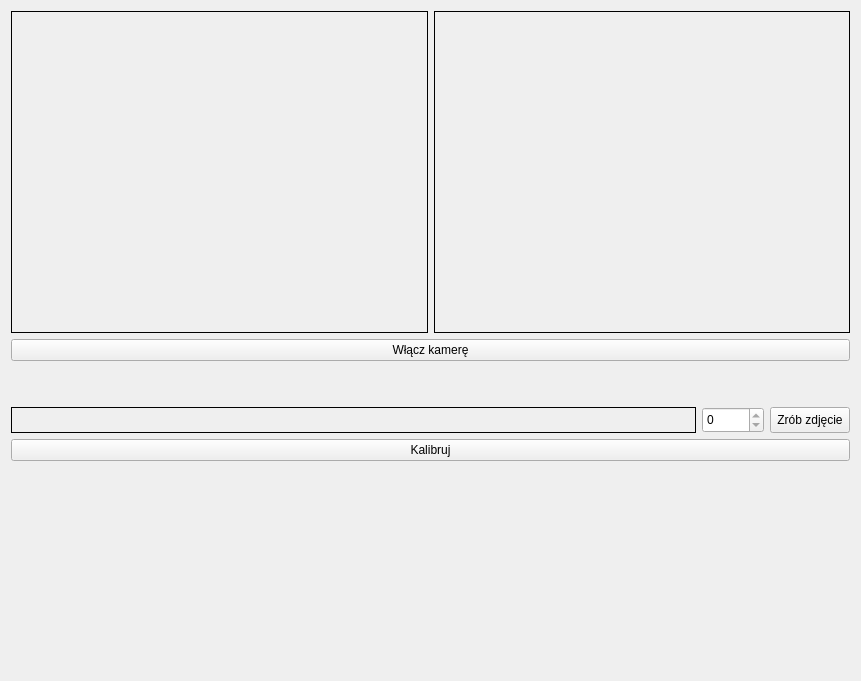
Qt form StereoVision/widgetcalibration.ui (dzikipasterz/StareoVision) before a commit.
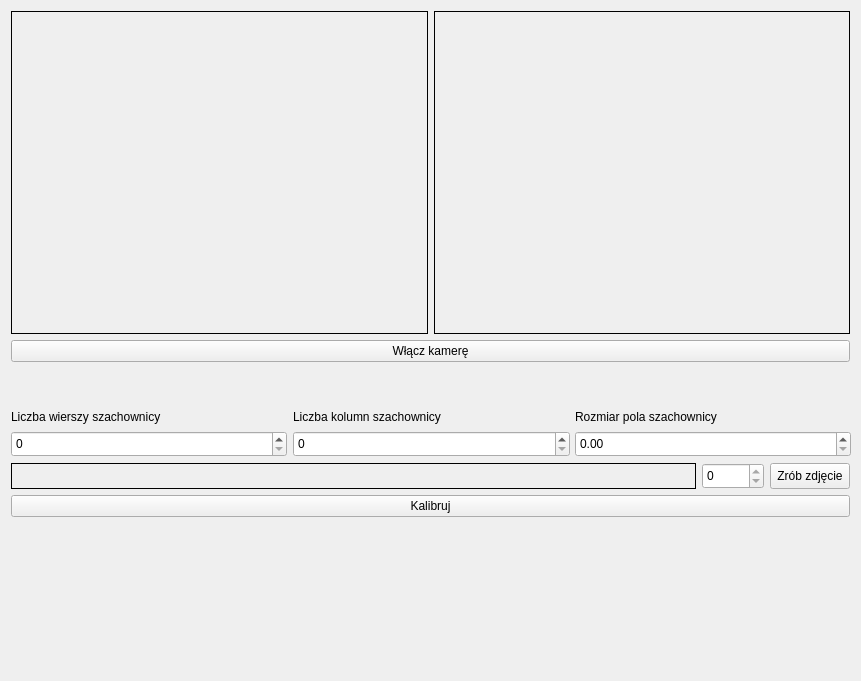
The same form after that commit.

Patch:
```diff
--- a/StereoVision/widgetcalibration.ui
+++ b/StereoVision/widgetcalibration.ui
@@ -100,6 +100,97 @@
      </property>
     </spacer>
    </item>
+   <item>
+    <layout class="QGridLayout" name="gridLayout_2">
+     <item row="1" column="0">
+      <widget class="QSpinBox" name="spinBox">
+       <property name="minimumSize">
+        <size>
+         <width>276</width>
+         <height>26</height>
+        </size>
+       </property>
+      </widget>
+     </item>
+     <item row="1" column="1">
+      <widget class="QSpinBox" name="spinBox_2">
+       <property name="minimumSize">
+        <size>
+         <width>277</width>
+         <height>26</height>
+        </size>
+       </property>
+      </widget>
+     </item>
+     <item row="1" column="2">
+      <widget class="QDoubleSpinBox" name="doubleSpinBox">
+       <property name="minimumSize">
+        <size>
+         <width>276</width>
+         <height>26</height>
+        </size>
+       </property>
+      </widget>
+     </item>
+     <item row="0" column="0">
+      <widget class="QLabel" name="label">
+       <property name="minimumSize">
+        <size>
+         <width>276</width>
+         <height>17</height>
+        </size>
+       </property>
+       <property name="maximumSize">
+        <size>
+         <width>16777215</width>
+         <height>17</height>
+        </size>
+       </property>
+       <property name="text">
+        <string>Liczba wierszy szachownicy</string>
+       </property>
+      </widget>
+     </item>
+     <item row="0" column="1">
+      <widget class="QLabel" name="label_2">
+       <property name="minimumSize">
+        <size>
+         <width>277</width>
+         <height>17</height>
+        </size>
+       </property>
+       <property name="maximumSize">
+        <size>
+         <width>16777215</width>
+         <height>17</height>
+        </size>
+       </property>
+       <property name="text">
+        <string>Liczba kolumn szachownicy</string>
+       </property>
+      </widget>
+     </item>
+     <item row="0" column="2">
+      <widget class="QLabel" name="label_3">
+       <property name="minimumSize">
+        <size>
+         <width>276</width>
+         <height>17</height>
+        </size>
+       </property>
+       <property name="maximumSize">
+        <size>
+         <width>16777215</width>
+         <height>17</height>
+        </size>
+       </property>
+       <property name="text">
+        <string>Rozmiar pola szachownicy</string>
+       </property>
+      </widget>
+     </item>
+    </layout>
+   </item>
    <item>
     <layout class="QHBoxLayout" name="horizontalLayout">
      <item>
@@ -185,7 +276,7 @@
      <property name="sizeHint" stdset="0">
       <size>
        <width>20</width>
-       <height>209</height>
+       <height>153</height>
       </size>
      </property>
     </spacer>
```
